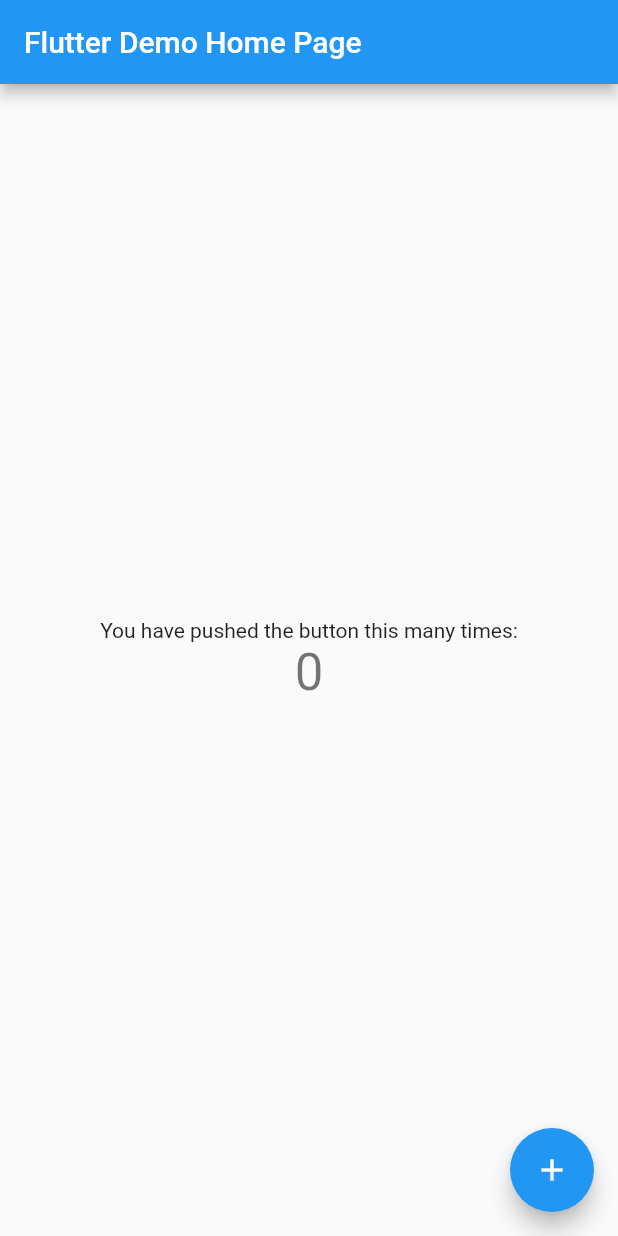
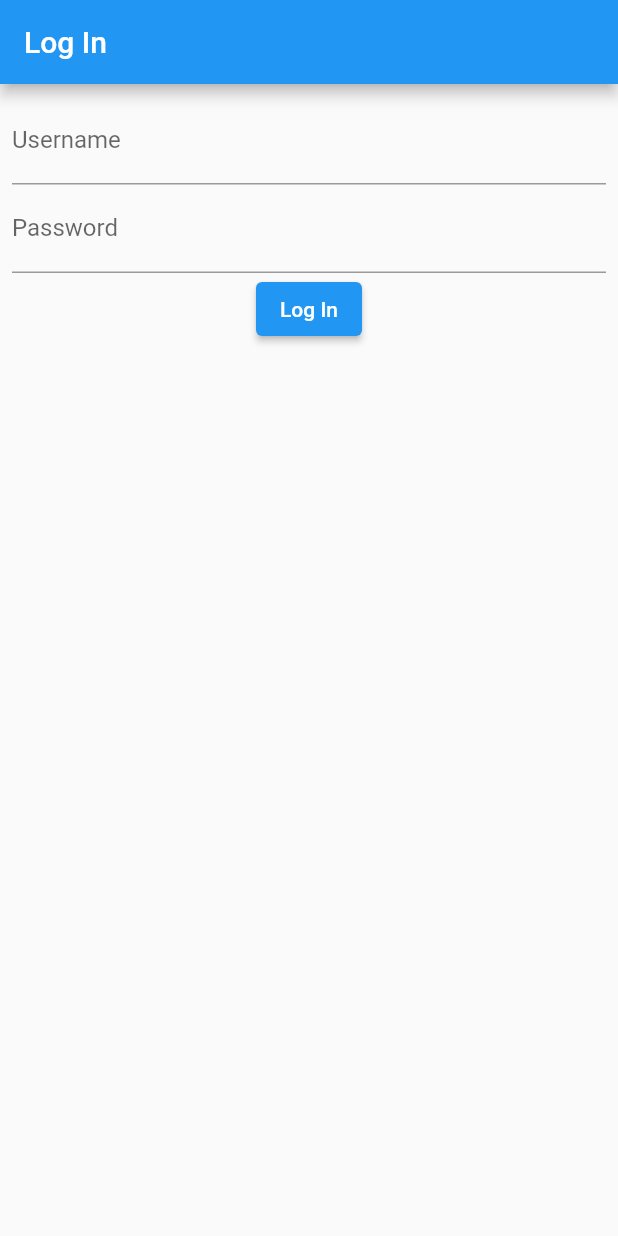
Before and after one commit to BetterVoteOrg/Better_Vote, a Flutter app: the screen it shows after launch, on a phone screen of 412 x 824 dp. Run offline on Flutter 3.47's test engine with Material 2 defaults, Android fonts, the phone set to English and light mode, and no system bars; our stand-ins replace flutter_secure_storage.

```diff
--- a/lib/main.dart
+++ b/lib/main.dart
@@ -1,113 +1,168 @@
+// import 'package:flutter/material.dart';
+
+// void main() {
+//   runApp(MyApp());
+// }
+
+// class MyApp extends StatelessWidget {
+//   // This widget is the root of your application.
+//   @override
+//   Widget build(BuildContext context) {
+//     return MaterialApp(
+//       title: 'Flutter Demo',
+//       theme: ThemeData(
+//         // This is the theme of your application.
+//         //
+//         // Try running your application with "flutter run". You'll see the
+//         // application has a blue toolbar. Then, without quitting the app, try
+//         // changing the primarySwatch below to Colors.green and then invoke
+//         // "hot reload" (press "r" in the console where you ran "flutter run",
+//         // or simply save your changes to "hot reload" in a Flutter IDE).
+//         // Notice that the counter didn't reset back to zero; the application
+//         // is not restarted.
+//         primarySwatch: Colors.blue,
+//       ),
+//       home: MyHomePage(title: 'Flutter Demo Home Page'),
+//     );
+//   }
+// }
+
+// class MyHomePage extends StatefulWidget {
+//   MyHomePage({Key key, this.title}) : super(key: key);
+
+//   // This widget is the home page of your application. It is stateful, meaning
+//   // that it has a State object (defined below) that contains fields that affect
+//   // how it looks.
+
+//   // This class is the configuration for the state. It holds the values (in this
+//   // case the title) provided by the parent (in this case the App widget) and
+//   // used by the build method of the State. Fields in a Widget subclass are
+//   // always marked "final".
+
+//   final String title;
+
+//   @override
+//   _MyHomePageState createState() => _MyHomePageState();
+// }
+
+// class _MyHomePageState extends State<MyHomePage> {
+//   int _counter = 0;
+
+//   void _incrementCounter() {
+//     setState(() {
+//       // This call to setState tells the Flutter framework that something has
+//       // changed in this State, which causes it to rerun the build method below
+//       // so that the display can reflect the updated values. If we changed
+//       // _counter without calling setState(), then the build method would not be
+//       // called again, and so nothing would appear to happen.
+//       _counter++;
+//     });
+//   }
+
+//   @override
+//   Widget build(BuildContext context) {
+//     // This method is rerun every time setState is called, for instance as done
+//     // by the _incrementCounter method above.
+//     //
+//     // The Flutter framework has been optimized to make rerunning build methods
+//     // fast, so that you can just rebuild anything that needs updating rather
+//     // than having to individually change instances of widgets.
+//     return Scaffold(
+//       appBar: AppBar(
+//         // Here we take the value from the MyHomePage object that was created by
+//         // the App.build method, and use it to set our appbar title.
+//         title: Text(widget.title),
+//       ),
+//       body: Center(
+//         // Center is a layout widget. It takes a single child and positions it
+//         // in the middle of the parent.
+//         child: Column(
+//           // Column is also a layout widget. It takes a list of children and
+//           // arranges them vertically. By default, it sizes itself to fit its
+//           // children horizontally, and tries to be as tall as its parent.
+//           //
+//           // Invoke "debug painting" (press "p" in the console, choose the
+//           // "Toggle Debug Paint" action from the Flutter Inspector in Android
+//           // Studio, or the "Toggle Debug Paint" command in Visual Studio Code)
+//           // to see the wireframe for each widget.
+//           //
+//           // Column has various properties to control how it sizes itself and
+//           // how it positions its children. Here we use mainAxisAlignment to
+//           // center the children vertically; the main axis here is the vertical
+//           // axis because Columns are vertical (the cross axis would be
+//           // horizontal).
+//           mainAxisAlignment: MainAxisAlignment.center,
+//           children: <Widget>[
+//             Text(
+//               'You have pushed the button this many times:',
+//             ),
+//             Text(
+//               '$_counter',
+//               style: Theme.of(context).textTheme.headline4,
+//             ),
+//           ],
+//         ),
+//       ),
+//       floatingActionButton: FloatingActionButton(
+//         onPressed: _incrementCounter,
+//         tooltip: 'Increment',
+//         child: Icon(Icons.add),
+//       ), // This trailing comma makes auto-formatting nicer for build methods.
+//     );
+//   }
+// }
 import 'package:flutter/material.dart';
+import 'package:flutter_secure_storage/flutter_secure_storage.dart';
+import 'pages/login.dart';
+import 'pages/homepage.dart';
+
+const storage = FlutterSecureStorage();
 
 void main() {
   runApp(MyApp());
 }
 
 class MyApp extends StatelessWidget {
-  // This widget is the root of your application.
-  @override
-  Widget build(BuildContext context) {
-    return MaterialApp(
-      title: 'Flutter Demo',
-      theme: ThemeData(
-        // This is the theme of your application.
-        //
-        // Try running your application with "flutter run". You'll see the
-        // application has a blue toolbar. Then, without quitting the app, try
-        // changing the primarySwatch below to Colors.green and then invoke
-        // "hot reload" (press "r" in the console where you ran "flutter run",
-        // or simply save your changes to "hot reload" in a Flutter IDE).
-        // Notice that the counter didn't reset back to zero; the application
-        // is not restarted.
-        primarySwatch: Colors.blue,
-      ),
-      home: MyHomePage(title: 'Flutter Demo Home Page'),
-    );
+  // const MyApp({Key? key}) : super(key: key);
+
+  Future<String> get jwtOrEmpty async {
+    var jwt = await storage.read(key: "jwt");
+    if (jwt == null) return "";
+    return jwt;
   }
-}
 
-class MyHomePage extends StatefulWidget {
-  MyHomePage({Key key, this.title}) : super(key: key);
+  Widget handleDisplay(context, snapshot) {
+    if (!snapshot.hasData) return const CircularProgressIndicator();
+    if (snapshot.data != "") {
+      var str = snapshot.data.toString();
 
-  // This widget is the home page of your application. It is stateful, meaning
-  // that it has a State object (defined below) that contains fields that affect
-  // how it looks.
+      var jwt = str.split(".");
 
-  // This class is the configuration for the state. It holds the values (in this
-  // case the title) provided by the parent (in this case the App widget) and
-  // used by the build method of the State. Fields in a Widget subclass are
-  // always marked "final".
+      if (jwt.length != 3) {
+        return LoginPage();
+      } else {
+        var payload = getPayload(jwt);
 
-  final String title;
-
-  @override
-  _MyHomePageState createState() => _MyHomePageState();
-}
-
-class _MyHomePageState extends State<MyHomePage> {
-  int _counter = 0;
-
-  void _incrementCounter() {
-    setState(() {
-      // This call to setState tells the Flutter framework that something has
-      // changed in this State, which causes it to rerun the build method below
-      // so that the display can reflect the updated values. If we changed
-      // _counter without calling setState(), then the build method would not be
-      // called again, and so nothing would appear to happen.
-      _counter++;
-    });
+        if (DateTime.fromMillisecondsSinceEpoch(payload["exp"] * 1000)
+            .isAfter(DateTime.now())) {
+          return HomePage(str, payload);
+        } else {
+          return LoginPage();
+        }
+      }
+    } else {
+      return LoginPage();
+    }
   }
 
   @override
   Widget build(BuildContext context) {
-    // This method is rerun every time setState is called, for instance as done
-    // by the _incrementCounter method above.
-    //
-    // The Flutter framework has been optimized to make rerunning build methods
-    // fast, so that you can just rebuild anything that needs updating rather
-    // than having to individually change instances of widgets.
-    return Scaffold(
-      appBar: AppBar(
-        // Here we take the value from the MyHomePage object that was created by
-        // the App.build method, and use it to set our appbar title.
-        title: Text(widget.title),
+    return MaterialApp(
+      title: 'Authentication Demo',
+      theme: ThemeData(
+        primarySwatch: Colors.blue,
       ),
-      body: Center(
-        // Center is a layout widget. It takes a single child and positions it
-        // in the middle of the parent.
-        child: Column(
-          // Column is also a layout widget. It takes a list of children and
-          // arranges them vertically. By default, it sizes itself to fit its
-          // children horizontally, and tries to be as tall as its parent.
-          //
-          // Invoke "debug painting" (press "p" in the console, choose the
-          // "Toggle Debug Paint" action from the Flutter Inspector in Android
-          // Studio, or the "Toggle Debug Paint" command in Visual Studio Code)
-          // to see the wireframe for each widget.
-          //
-          // Column has various properties to control how it sizes itself and
-          // how it positions its children. Here we use mainAxisAlignment to
-          // center the children vertically; the main axis here is the vertical
-          // axis because Columns are vertical (the cross axis would be
-          // horizontal).
-          mainAxisAlignment: MainAxisAlignment.center,
-          children: <Widget>[
-            Text(
-              'You have pushed the button this many times:',
-            ),
-            Text(
-              '$_counter',
-              style: Theme.of(context).textTheme.headline4,
-            ),
-          ],
-        ),
-      ),
-      floatingActionButton: FloatingActionButton(
-        onPressed: _incrementCounter,
-        tooltip: 'Increment',
-        child: Icon(Icons.add),
-      ), // This trailing comma makes auto-formatting nicer for build methods.
+      home: FutureBuilder(future: jwtOrEmpty, builder: handleDisplay),
     );
   }
 }
--- /dev/null
+++ b/lib/network/NetworkHandler.dart
@@ -0,0 +1,24 @@
+import 'package:http/http.dart' as http;
+
+class NetworkHandler {
+  NetworkHandler(this.path);
+  String path;
+  final String host = "https://bettervote.herokuapp.com/api";
+
+  //
+  Future<String> attemptLogIn(Object body) async {
+    var res = await http.post(Uri.parse(host + path), body: body);
+    if (res.statusCode == 200) return res.body;
+    return "";
+  }
+
+  // Future<int> attemptSignUp(String username, String password) async {
+  //   var res = await http.post(Uri.parse(host + path),
+  //       body: {"user_name": username, "email": username, "password": password});
+  //   return res.statusCode;
+  // }
+
+  Future<String> fetchData(Map<String, String> headers) {
+    return http.read(Uri.parse(host + path), headers: headers);
+  }
+}
--- /dev/null
+++ b/lib/pages/Login.dart
@@ -0,0 +1,63 @@
+import 'package:better_vote/network/NetworkHandler.dart';
+import 'package:flutter/material.dart';
+import 'package:flutter_secure_storage/flutter_secure_storage.dart';
+
+import 'Homepage.dart';
+
+const storage = FlutterSecureStorage();
+
+class LoginPage extends StatelessWidget {
+  final TextEditingController _usernameController = TextEditingController();
+  final TextEditingController _passwordController = TextEditingController();
+  final _loginPath = "/users/login";
+
+  void displayDialog(context, title, text) => showDialog(
+        context: context,
+        builder: (context) =>
+            AlertDialog(title: Text(title), content: Text(text)),
+      );
+
+  @override
+  Widget build(BuildContext context) {
+    return Scaffold(
+        appBar: AppBar(
+          title: const Text("Log In"),
+        ),
+        body: Padding(
+          padding: const EdgeInsets.all(8.0),
+          child: Column(
+            children: <Widget>[
+              TextField(
+                controller: _usernameController,
+                decoration: const InputDecoration(labelText: 'Username'),
+              ),
+              TextField(
+                controller: _passwordController,
+                obscureText: true,
+                decoration: const InputDecoration(labelText: 'Password'),
+              ),
+              ElevatedButton(
+                  onPressed: () async {
+                    var user_name = _usernameController.text;
+                    var password = _passwordController.text;
+
+                    var jwt = await NetworkHandler(_loginPath).attemptLogIn(
+                        {"user_name": user_name, "password": password});
+
+                    if (jwt != null) {
+                      storage.write(key: "jwt", value: jwt);
+                      Navigator.push(
+                          context,
+                          MaterialPageRoute(
+                              builder: (context) => HomePage.fromBase64(jwt)));
+                    } else {
+                      displayDialog(context, "An Error Occurred",
+                          "No account was found matching that username and password");
+                    }
+                  },
+                  child: const Text("Log In")),
+            ],
+          ),
+        ));
+  }
+}
--- a/pubspec.yaml
+++ b/pubspec.yaml
@@ -28,6 +28,8 @@ dependencies:
   # The following adds the Cupertino Icons font to your application.
   # Use with the CupertinoIcons class for iOS style icons.
   cupertino_icons: ^1.0.2
+  http: ^0.13.4
+  flutter_secure_storage: ^4.2.1
 
 dev_dependencies:
   flutter_test:
```
Also changed, not shown: lib/pages/Homepage.dart (added, +37 -0 lines), pubspec.lock, 1 other file.
